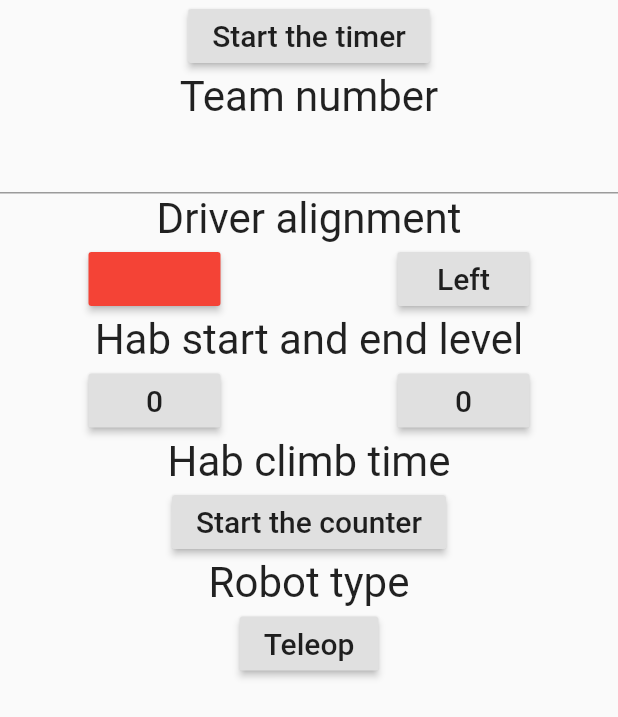
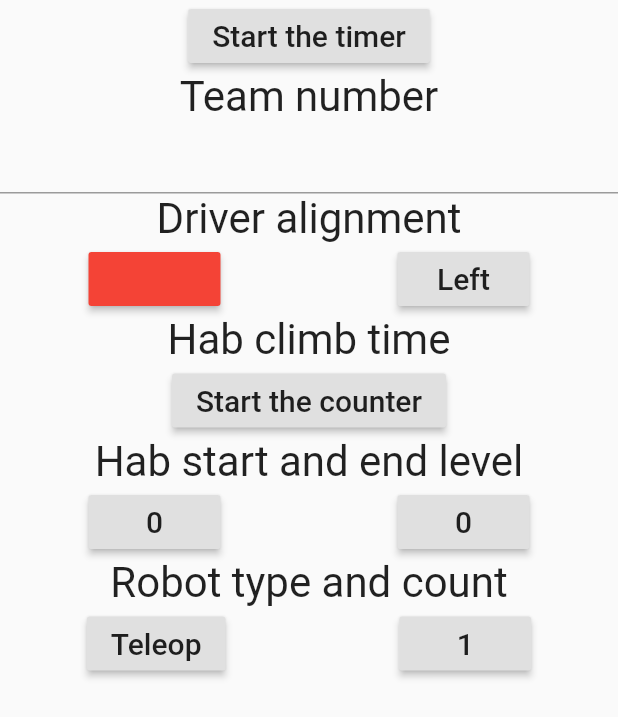
Before and after one commit to altalk23/scouting_app, a Flutter app: the screen it shows after launch, on a phone screen of 412 x 824 dp. Shown: the top 717 px of the screen. Run offline on Flutter 3.47's test engine with Material 2 defaults, Android fonts, the phone set to English and light mode, and no system bars; our stand-ins replace qr_flutter.

Commit message:
Split up dart file, part 11 Add robot count

```diff
--- a/lib/input/robot_type.dart
+++ /dev/null
@@ -1,35 +0,0 @@
-import 'package:flutter/material.dart';
-import 'package:scouting_app/loop_list.dart';
-import 'package:scouting_app/widget/custom_button.dart';
-import 'package:scouting_app/widget/custom_label.dart';
-
-class RobotType extends StatelessWidget {
-    RobotType({this.label, this.typeList, this.onPressed});
-
-    final String label;
-    final LoopList typeList;
-    final VoidCallback onPressed;
-
-    @override
-    Widget build(BuildContext context) {
-        return Column(
-            children: <Widget>[
-                CustomLabel(
-                    label,
-                    style: TextStyle(
-                        fontSize: 28.0,
-                    ),
-                ),
-                CustomButton(
-                    child: CustomLabel(
-                        typeList[0],
-                        style: TextStyle(
-                            fontSize: 20.0,
-                        ),
-                    ),
-                    onPressed: onPressed,
-                ),
-            ],
-        );
-    }
-}
--- /dev/null
+++ b/lib/input/robot_type_and_count.dart
@@ -0,0 +1,50 @@
+import 'package:flutter/material.dart';
+import 'package:scouting_app/loop_list.dart';
+import 'package:scouting_app/widget/custom_button.dart';
+import 'package:scouting_app/widget/custom_label.dart';
+
+class RobotTypeCount extends StatelessWidget {
+    RobotTypeCount({this.label, this.typeList, this.onTypePressed, this.countList, this.onCountPressed});
+
+    final String label;
+    final LoopList typeList, countList;
+    final VoidCallback onTypePressed, onCountPressed;
+
+
+    @override
+    Widget build(BuildContext context) {
+        return Column(
+            children: <Widget>[
+                CustomLabel(
+                    label,
+                    style: TextStyle(
+                        fontSize: 28.0,
+                    ),
+                ),
+                Row(
+                    mainAxisAlignment: MainAxisAlignment.spaceAround,
+                    children: <Widget>[
+                        CustomButton(
+                            child: CustomLabel(
+                                typeList[0],
+                                style: TextStyle(
+                                    fontSize: 20.0,
+                                ),
+                            ),
+                            onPressed: onTypePressed,
+                        ),
+                        CustomButton(
+                            child: CustomLabel(
+                                countList[0],
+                                style: TextStyle(
+                                    fontSize: 20.0,
+                                ),
+                            ),
+                            onPressed: onCountPressed,
+                        ),
+                    ],
+                ),
+            ],
+        );
+    }
+}
--- a/lib/screen/input_screen.dart
+++ b/lib/screen/input_screen.dart
@@ -4,7 +4,7 @@ import 'package:flutter/material.dart';
 import 'package:scouting_app/input/driver_station.dart';
 import 'package:scouting_app/input/hab_climb_time.dart';
 import 'package:scouting_app/input/hab_start_and_end_level.dart';
-import 'package:scouting_app/input/robot_type.dart';
+import 'package:scouting_app/input/robot_type_and_count.dart';
 
 import 'package:scouting_app/input/stopwatch.dart';
 import 'package:scouting_app/input/team_number.dart';
@@ -41,8 +41,9 @@ class _InputScreen extends State<InputScreen> {
         labelList['hab_end_level'] = new LoopList(['0', '1', '2', '3']);
         labelList['hab_climb'] = new LoopList(['Hab climb time']);
         labelList['hab_climb_time'] = new LoopList(['Start the counter', 'End the counter', '%counter']);
-        labelList['robot_type'] = new LoopList(['Robot type']);
-        labelList['robot_type_list'] = new LoopList(['Teleop', 'Autonomous', 'Mixed']);
+        labelList['robot'] = new LoopList(['Robot type and count']);
+        labelList['robot_type'] = new LoopList(['Teleop', 'Autonomous', 'Mixed']);
+        labelList['robot_count'] = new LoopList(['1', '2', '3']);
 
         // All map initializations
         mainMap['team_number'] = '';
@@ -51,7 +52,9 @@ class _InputScreen extends State<InputScreen> {
         mainMap['hab_start_level'] = labelList['hab_start_level'][0];
         mainMap['hab_end_level'] = labelList['hab_end_level'][0];
         mainMap['hab_climb_time'] = climbStopwatch.elapsed.toString();
-        mainMap['robot_type'] = labelList['robot_type_list'][0];
+        mainMap['robot_type'] = labelList['robot_type'][0];
+        mainMap['robot_count'] = labelList['robot_count'][0];
+
     }
 
     @override
@@ -105,6 +108,25 @@ class _InputScreen extends State<InputScreen> {
                         },
                     ),
                     //--------------------------------------------------------//
+                    HabClimbTime(
+                        label: labelList['hab_climb'][0],
+                        counterList: labelList['hab_climb_time'],
+                        onPressed: (labelList['hab_climb_time'].start != 2) ? () {
+                            if (labelList['hab_climb_time'].start == 0) {
+                                climbStopwatch.start();
+                            }
+                            else if (labelList['hab_climb_time'].start == 1) {
+                                climbStopwatch.stop();
+                                mainMap['hab_climb_time'] = climbStopwatch.elapsed.toString();
+                                labelList['hab_climb_time'][1] = mainMap['hab_climb_time'];
+                            }
+                            setState(() {
+                                labelList['hab_climb_time'].loop();
+                                print(mainMap.toString());
+                            });
+                        } : null,
+                    ),
+                    //--------------------------------------------------------//
                     HabStartEndLevel(
                         label: labelList['hab_level'][0],
                         startList: labelList['hab_start_level'],
@@ -123,34 +145,24 @@ class _InputScreen extends State<InputScreen> {
                         },
                     ),
                     //--------------------------------------------------------//
-                    HabClimbTime(
-                        label: labelList['hab_climb'][0],
-                        counterList: labelList['hab_climb_time'],
-                        onPressed: (labelList['hab_climb_time'].start != 2) ? () {
-                            if (labelList['hab_climb_time'].start == 0) {
-                                climbStopwatch.start();
-                            }
-                            else if (labelList['hab_climb_time'].start == 1) {
-                                climbStopwatch.stop();
-                                mainMap['hab_climb_time'] = climbStopwatch.elapsed.toString();
-                                labelList['hab_climb_time'][1] = mainMap['hab_climb_time'];
-                            }
+                    RobotTypeCount(
+                        label: labelList['robot'][0],
+                        typeList: labelList['robot_type'],
+                        onTypePressed: () {
                             setState(() {
-                                labelList['hab_climb_time'].loop();
-                                print(mainMap.toString());
-                            });
-                        } : null,
-                    ),
-                    RobotType(
-                        label: labelList['robot_type'][0],
-                        typeList: labelList['robot_type_list'],
-                        onPressed: () {
-                            setState(() {
-                                labelList['robot_type_list'].loop();
+                                labelList['robot_type'].loop();
                                 print(mainMap.toString());
                             });
                         },
-                    )
+                        countList: labelList['robot_count'],
+                        onCountPressed: () {
+                            setState(() {
+                                labelList['robot_count'].loop();
+                                print(mainMap.toString());
+                            });
+                        },
+                    ),
+                    //--------------------------------------------------------//
                 ],
             ),
         );
```
Also changed, not shown: lib/main.dart (+0 -32 lines).
